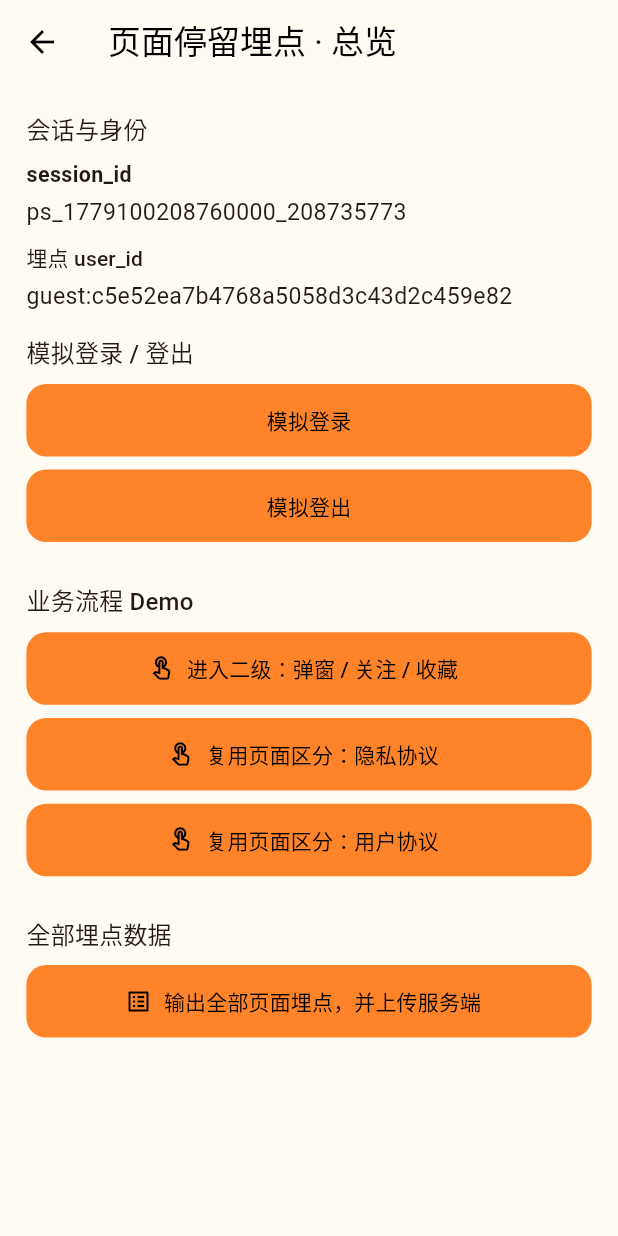
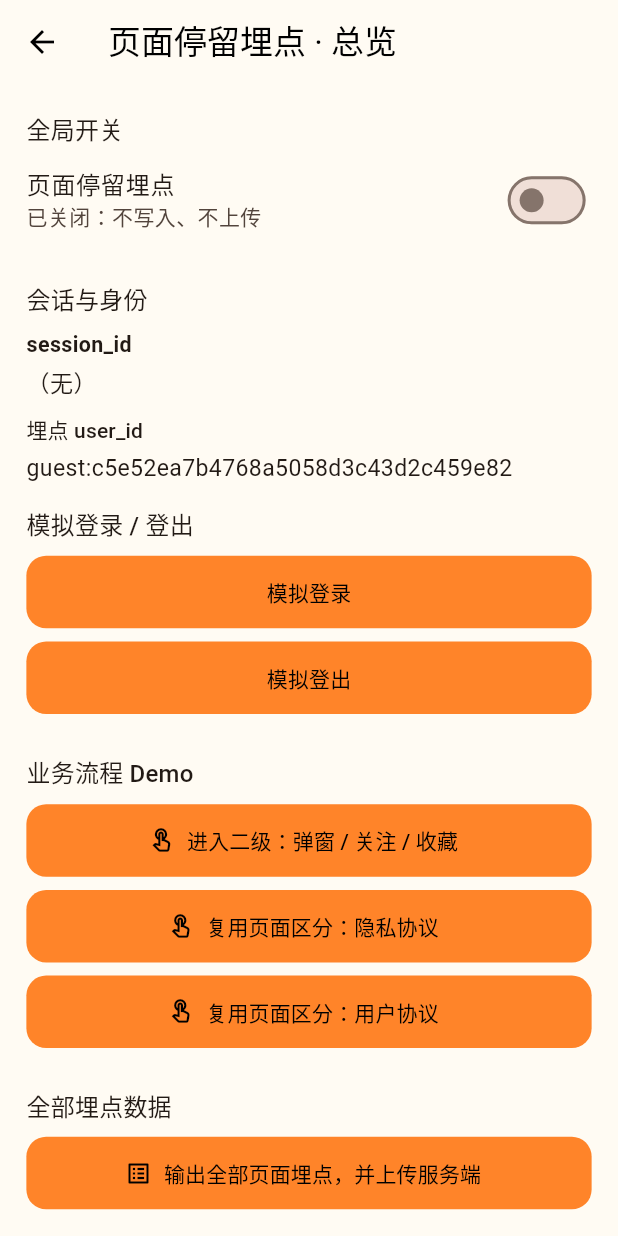
Before and after one commit to youxia-mrhan/nova_frame, a Flutter app: the screen it shows after launch, scrolled down 1152 dp, after a tap on "页面停留埋点", on a phone screen of 412 x 824 dp. Run offline on Flutter 3.47's test engine with Material 3 defaults, Android fonts, the phone set to English and light mode, and no system bars; our stand-ins replace app_links, auto_route, connectivity_plus, device_info_plus, dio, drift and 11 more; missing offline and left inert: flutter_udid; accounts and stored records are empty; generated files the repository leaves out were written again.

Commit message:
增加埋点开关

```diff
--- a/lib/core/navigation/tracking/route_tracker.dart
+++ b/lib/core/navigation/tracking/route_tracker.dart
@@ -1,3 +1,5 @@
+import 'package:nova_frame/core/telemetry/telemetry_config.dart';
+
 /// 埋点/ 路由跟踪工具
 /// 在发起导航前会调用
 abstract final class NovaRouteTracker {
@@ -6,6 +8,7 @@ abstract final class NovaRouteTracker {
   static void Function({required String path, required String description})? onTrack;
 
   static void track({required String path, required String description}) {
+    if (!TelemetryConfig.enabled) return;
     // NovaLogger.d('[NovaRouteTracker] $description ($path)');
     onTrack?.call(path: path, description: description);
   }
--- a/lib/core/services/storage/storage_keys.dart
+++ b/lib/core/services/storage/storage_keys.dart
@@ -18,6 +18,9 @@ abstract final class StorageKeys {
   /// 切换环境标记
   static const String apiEnvironmentV1 = 'nova.api.environment_v1';
 
+  /// 页面 Session 埋点全局开关
+  static const String telemetryEnabledV1 = 'nova.telemetry.enabled_v1';
+
   static const String apiHomeFeedV1 = 'nova.api.home_feed_v1';
   static const String authTokenV1 = 'nova.auth.token_v1';
 
--- a/lib/core/telemetry/lifecycle/app_lifecycle_tracker.dart
+++ b/lib/core/telemetry/lifecycle/app_lifecycle_tracker.dart
@@ -1,4 +1,5 @@
 import 'package:flutter/widgets.dart';
+import 'package:nova_frame/core/telemetry/telemetry_config.dart';
 import 'package:nova_frame/core/telemetry/uploader/session_uploader.dart';
 
 /// 上传埋点数据时机：
@@ -28,7 +29,7 @@ class _AppLifecycleTrackerState extends State<AppLifecycleTracker> with WidgetsB
 
   @override
   void didChangeAppLifecycleState(AppLifecycleState state) {
-    if (state == AppLifecycleState.paused) {
+    if (state == AppLifecycleState.paused && TelemetryConfig.enabled) {
       SessionUploader.tryFlushRootStackPipeline();
     }
   }
--- a/lib/core/telemetry/session/session_route_observer.dart
+++ b/lib/core/telemetry/session/session_route_observer.dart
@@ -1,6 +1,7 @@
 import 'package:flutter/widgets.dart';
 import 'package:nova_frame/core/telemetry/models/nav_operation.dart';
 import 'package:nova_frame/core/telemetry/session/session_tracker.dart';
+import 'package:nova_frame/core/telemetry/telemetry_config.dart';
 import 'package:nova_frame/core/telemetry/uploader/session_uploader.dart';
 
 import 'package:nova_frame/example/demo_home_page.dart';
@@ -20,6 +21,7 @@ mixin SessionRouteObserverMixin on RouteObserver<PageRoute<dynamic>> {
   @override
   void didPush(Route<dynamic> route, Route<dynamic>? previousRoute) {
     super.didPush(route, previousRoute);
+    if (!TelemetryConfig.enabled) return;
     if (route is! PageRoute<dynamic>) return;
     final pr = route;
     () async {
@@ -34,6 +36,7 @@ mixin SessionRouteObserverMixin on RouteObserver<PageRoute<dynamic>> {
   @override
   void didPop(Route<dynamic> route, Route<dynamic>? previousRoute) {
     super.didPop(route, previousRoute);
+    if (!TelemetryConfig.enabled) return;
     if (route is! PageRoute<dynamic>) return;
     final popped = route;
     () async {
@@ -44,6 +47,7 @@ mixin SessionRouteObserverMixin on RouteObserver<PageRoute<dynamic>> {
   @override
   void didRemove(Route<dynamic> route, Route<dynamic>? previousRoute) {
     super.didRemove(route, previousRoute);
+    if (!TelemetryConfig.enabled) return;
     if (route is! PageRoute<dynamic>) return;
     final removed = route;
     () async {
@@ -54,6 +58,7 @@ mixin SessionRouteObserverMixin on RouteObserver<PageRoute<dynamic>> {
   @override
   void didReplace({Route<dynamic>? newRoute, Route<dynamic>? oldRoute}) {
     super.didReplace(newRoute: newRoute, oldRoute: oldRoute);
+    if (!TelemetryConfig.enabled) return;
     () async {
       if (oldRoute is PageRoute<dynamic>) {
         await SessionTracker.handlePop(oldRoute, exitRouteNavOp: NavOperation.replace);
--- a/lib/core/telemetry/session/session_tracker.dart
+++ b/lib/core/telemetry/session/session_tracker.dart
@@ -6,6 +6,7 @@ import 'package:flutter/widgets.dart';
 import 'package:nova_frame/core/telemetry/models/nav_operation.dart';
 import 'package:nova_frame/core/telemetry/models/session_constants.dart';
 import 'package:nova_frame/core/telemetry/navigation/nav_telemetry_labels.dart';
+import 'package:nova_frame/core/telemetry/telemetry_config.dart';
 import 'package:package_info_plus/package_info_plus.dart';
 
 import 'package:nova_frame/core/foundation/reactive/value_state.dart';
@@ -95,6 +96,7 @@ abstract final class SessionTracker {
   }
 
   static Future<void> handlePush(PageRoute<dynamic> route, {String entryRouteNavOp = NavOperation.push}) async {
+    if (!TelemetryConfig.enabled) return;
     final sessionId = _newSessionId();
     final now = Storage.nowMs();
     final routeKey = route.settings.name;
@@ -131,6 +133,7 @@ abstract final class SessionTracker {
   }
 
   static Future<void> handlePop(PageRoute<dynamic> route, {String exitRouteNavOp = NavOperation.pop}) async {
+    if (!TelemetryConfig.enabled) return;
     final identity = identityHashCode(route);
     final sessionId = _routeIdentityToSessionId.remove(identity);
     if (sessionId == null) return;
@@ -159,6 +162,7 @@ abstract final class SessionTracker {
 
   /// 记录当前页面中，发生的行为
   static Future<void> appendAction({required String label, String? result, String? desc}) async {
+    if (!TelemetryConfig.enabled) return;
     await _awaitFlushReplaceBarrierIfHeld();
     final sid = currentSessionId;
     if (sid == null) return;
--- /dev/null
+++ b/lib/core/telemetry/telemetry_config.dart
@@ -0,0 +1,23 @@
+import 'package:nova_frame/core/services/storage/storage.dart';
+import 'package:nova_frame/core/services/storage/storage_keys.dart';
+
+/// 页面 Session 埋点全局开关
+abstract final class TelemetryConfig {
+  TelemetryConfig._();
+
+  /// 是否开启埋点
+  static bool enabled = false;
+
+  static Future<void> setEnabled(bool value) async {
+    enabled = value;
+    await (await Storage.prefs()).setBool(StorageKeys.telemetryEnabledV1, value);
+  }
+
+  /// 冷启动从 [SharedPreferences] 恢复；
+  /// 无记录则保持 [enabled] 默认值。
+  static Future<void> loadPersistedOrDefault() async {
+    final prefs = await Storage.prefs();
+    if (!prefs.containsKey(StorageKeys.telemetryEnabledV1)) return;
+    enabled = prefs.getBool(StorageKeys.telemetryEnabledV1) ?? true;
+  }
+}
--- a/lib/core/telemetry/uploader/session_uploader.dart
+++ b/lib/core/telemetry/uploader/session_uploader.dart
@@ -1,4 +1,5 @@
 import 'package:nova_frame/core/telemetry/session/session_tracker.dart';
+import 'package:nova_frame/core/telemetry/telemetry_config.dart';
 
 import 'package:nova_frame/core/foundation/logger/nova_logger.dart';
 import 'package:nova_frame/core/services/storage/drift/nova_database.dart';
@@ -47,6 +48,7 @@ abstract final class SessionUploader {
   }
 
   static Future<int> tryFlushRootStackPipeline() async {
+    if (!TelemetryConfig.enabled) return 0;
     if (_uploading) return 0;
     _uploading = true;
     List<String> idsToSend = const [];
--- a/lib/example/telemetry_demo/page_session_telemetry_demo_page.dart
+++ b/lib/example/telemetry_demo/page_session_telemetry_demo_page.dart
@@ -13,6 +13,7 @@ import '../../core/services/storage/storage.dart';
 import '../../core/services/storage/user_identity.dart';
 import '../../core/telemetry/session/session_scope.dart';
 import '../../core/telemetry/session/session_tracker.dart';
+import '../../core/telemetry/telemetry_config.dart';
 import '../../core/telemetry/uploader/session_uploader.dart';
 import '../../core/foundation/logger/nova_logger.dart';
 import '../../core/shared/box/adapt.dart';
@@ -97,6 +98,20 @@ class _SessionTrackerDemoPageState extends NovaStatefulPageShellState<SessionTra
       body: ListView(
         padding: EdgeInsets.all(16.dp),
         children: [
+          Text('全局开关', style: theme.textTheme.titleMedium),
+          SwitchListTile(
+            contentPadding: EdgeInsets.zero,
+            title: const Text('页面停留埋点'),
+            subtitle: Text(
+              TelemetryConfig.enabled ? '已开启：记录会话并上传' : '已关闭：不写入、不上传',
+            ),
+            value: TelemetryConfig.enabled,
+            onChanged: (v) async {
+              await TelemetryConfig.setEnabled(v);
+              if (mounted) setState(() {});
+            },
+          ),
+          SizedBox(height: 16.dp),
           Text('会话与身份', style: theme.textTheme.titleMedium),
           SizedBox(height: 8.dp),
           _kv('session_id', sid ?? '（无）'),
--- a/lib/main.dart
+++ b/lib/main.dart
@@ -9,10 +9,12 @@ import 'core/navigation/nova_router.dart';
 import 'core/services/network/config/api_config.dart';
 import 'core/shared/box/adapt.dart';
 import 'core/telemetry/lifecycle/app_lifecycle_tracker.dart';
+import 'core/telemetry/telemetry_config.dart';
 
 Future<void> main() async {
   WidgetsFlutterBinding.ensureInitialized();
   await ApiConfig.loadPersistedOrDefault();
+  await TelemetryConfig.loadPersistedOrDefault();
   if (kDebugMode) {
     // 配置代理抓包（示例）：
     // ApiClient.setProxy('127.0.0.1:8888');
```
